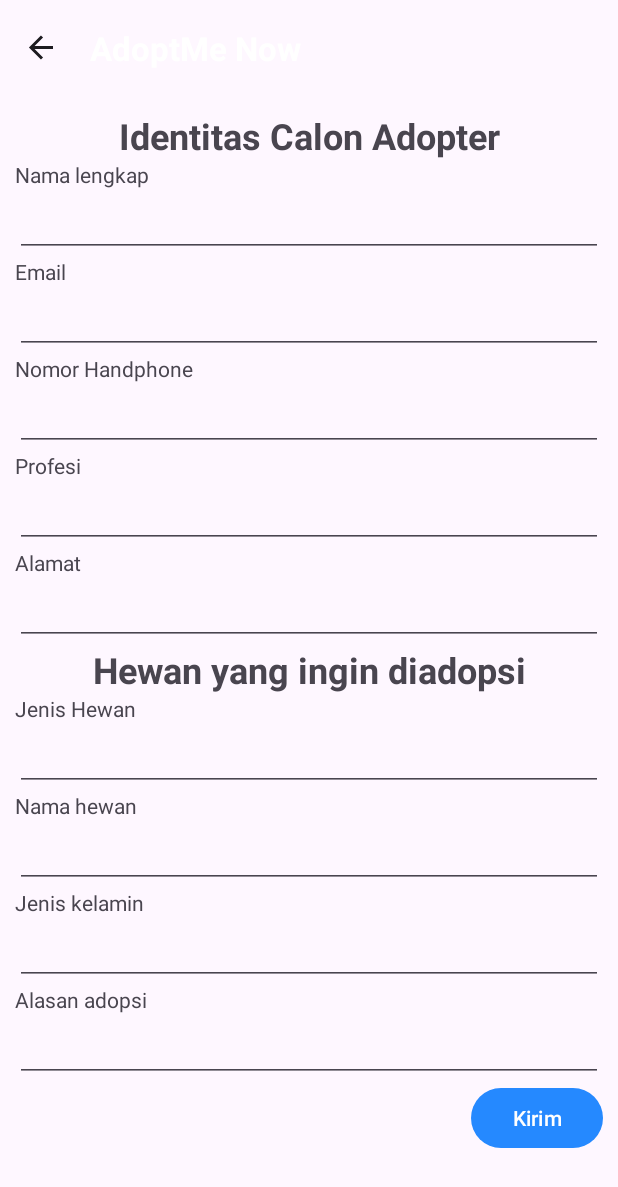
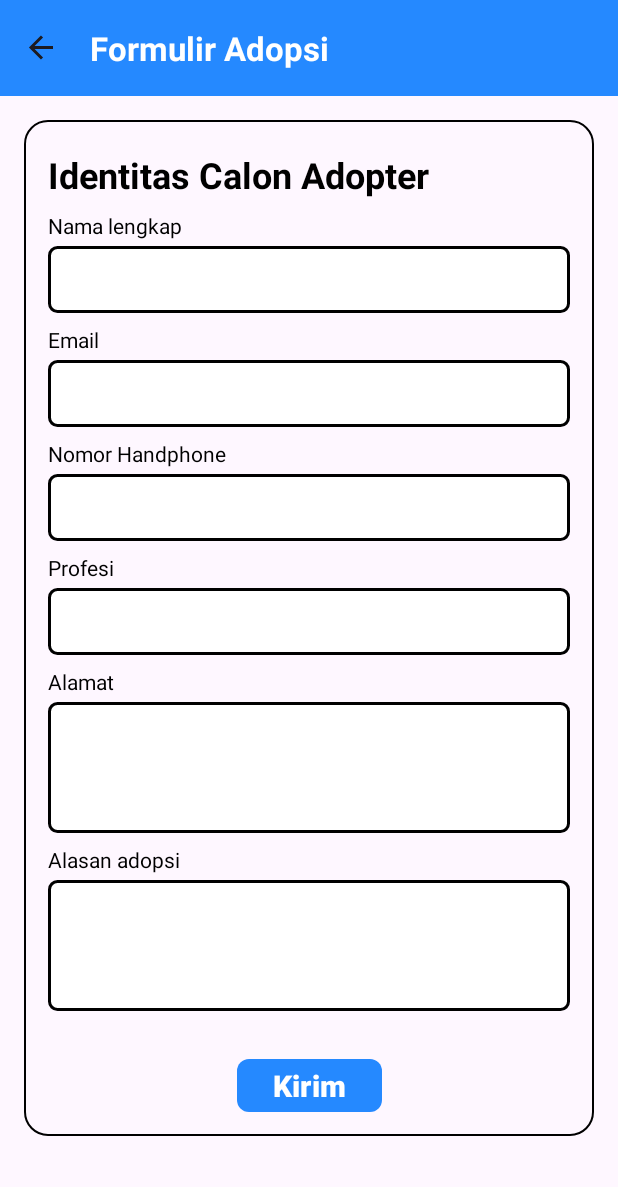
Before and after one commit to rico-r/AdoptMeNow, an Android app: the AdoptionFormFragment screen opened through its navigation route, on a phone screen of 412 x 824 dp. Shown: the top 1187 px of the screen. Run offline under Robolectric (Android 15) with nearby library versions, the phone set to English and light mode, and no system bars; our stand-ins replace Firebase (no records; nobody signed in at launch, a user with empty details on screens opened directly), data binding, navigation-ui; 1 statement that could not run was skipped.

Commit message:
Update adoption form

```diff
--- /dev/null
+++ b/app/src/main/res/drawable/adopt_form_bg.xml
@@ -0,0 +1,7 @@
+<?xml version="1.0" encoding="utf-8"?>
+<shape xmlns:android="http://schemas.android.com/apk/res/android">
+    <stroke
+        android:width="1dp"
+        android:color="@color/black" />
+    <corners android:radius="15dp" />
+</shape>
--- /dev/null
+++ b/app/src/main/res/drawable/simple_form_input.xml
@@ -0,0 +1,13 @@
+<?xml version="1.0" encoding="utf-8"?>
+<shape xmlns:android="http://schemas.android.com/apk/res/android" android:shape="rectangle">
+    <stroke
+        android:width="2dp"
+        android:color="@color/black" />
+    <solid android:color="@color/white" />
+    <corners android:radius="5dp"/>
+    <padding
+        android:top="10dp"
+        android:bottom="10dp"
+        android:left="10dp"
+        android:right="50dp"/>
+</shape>
--- a/app/src/main/res/layout/fragment_adoption_form.xml
+++ b/app/src/main/res/layout/fragment_adoption_form.xml
@@ -3,23 +3,35 @@
     xmlns:app="http://schemas.android.com/apk/res-auto"
     xmlns:tools="http://schemas.android.com/tools">
 
+    <LinearLayout
+        android:layout_width="match_parent"
+        android:layout_height="match_parent"
+        android:orientation="vertical"
+        tools:con=".AdoptionFormFragment">
+
+        <View
+            android:layout_width="match_parent"
+            android:layout_height="?actionBarSize"
+            android:background="?colorPrimary"/>
+
         <ScrollView
             android:layout_width="match_parent"
-        android:layout_height="match_parent"
-        android:layout_marginTop="?actionBarSize"
-        tools:con=".AdoptionFormFragment" >
+            android:layout_height="match_parent" >
 
             <androidx.constraintlayout.widget.ConstraintLayout
                 android:layout_width="match_parent"
                 android:layout_height="wrap_content"
-            android:padding="10dp">
+                android:layout_margin="16dp"
+                android:padding="16dp"
+                android:background="@drawable/adopt_form_bg">
 
                 <TextView
                     android:layout_width="match_parent"
                     android:layout_height="wrap_content"
                     android:text="@string/adopter_identity"
+                    android:textColor="@color/black"
+                    android:layout_marginTop="4dp"
                     android:textSize="24sp"
-                android:gravity="center"
                     android:textStyle="bold"
                     android:id="@+id/title"
                     app:layout_constraintTop_toTopOf="parent" />
@@ -27,139 +39,123 @@
                 <TextView
                     android:layout_width="match_parent"
                     android:layout_height="wrap_content"
+                    android:layout_marginTop="8dp"
                     android:text="@string/full_name"
+                    android:textColor="@color/black"
                     android:id="@+id/full_name_label"
                     app:layout_constraintTop_toBottomOf="@id/title" />
 
                 <EditText
+                    android:id="@+id/full_name"
                     android:layout_width="match_parent"
                     android:layout_height="wrap_content"
-                android:id="@+id/full_name"
+                    android:layout_marginTop="4dp"
+                    android:background="@drawable/simple_form_input"
                     app:layout_constraintTop_toBottomOf="@id/full_name_label" />
 
                 <TextView
                     android:layout_width="match_parent"
                     android:layout_height="wrap_content"
+                    android:layout_marginTop="8dp"
                     android:text="@string/email"
+                    android:textColor="@color/black"
                     android:id="@+id/email_label"
                     app:layout_constraintTop_toBottomOf="@id/full_name" />
 
                 <EditText
+                    android:id="@+id/email"
                     android:layout_width="match_parent"
                     android:layout_height="wrap_content"
-                android:id="@+id/email"
+                    android:layout_marginTop="4dp"
+                    android:background="@drawable/simple_form_input"
                     app:layout_constraintTop_toBottomOf="@id/email_label" />
 
                 <TextView
                     android:layout_width="match_parent"
                     android:layout_height="wrap_content"
+                    android:layout_marginTop="8dp"
                     android:text="@string/phone_number"
+                    android:textColor="@color/black"
                     android:id="@+id/phone_number_label"
                     app:layout_constraintTop_toBottomOf="@id/email" />
 
                 <EditText
+                    android:id="@+id/phone_number"
                     android:layout_width="match_parent"
                     android:layout_height="wrap_content"
-                android:id="@+id/phone_number"
+                    android:layout_marginTop="4dp"
+                    android:background="@drawable/simple_form_input"
                     app:layout_constraintTop_toBottomOf="@id/phone_number_label" />
 
                 <TextView
                     android:layout_width="match_parent"
                     android:layout_height="wrap_content"
+                    android:layout_marginTop="8dp"
                     android:text="@string/profession"
+                    android:textColor="@color/black"
                     android:id="@+id/profession_label"
                     app:layout_constraintTop_toBottomOf="@id/phone_number" />
 
                 <EditText
+                    android:id="@+id/profession"
                     android:layout_width="match_parent"
                     android:layout_height="wrap_content"
-                android:id="@+id/profession"
+                    android:layout_marginTop="4dp"
+                    android:background="@drawable/simple_form_input"
                     app:layout_constraintTop_toBottomOf="@id/profession_label" />
 
                 <TextView
                     android:layout_width="match_parent"
                     android:layout_height="wrap_content"
+                    android:layout_marginTop="8dp"
                     android:text="@string/address"
+                    android:textColor="@color/black"
                     android:id="@+id/address_label"
                     app:layout_constraintTop_toBottomOf="@id/profession" />
 
                 <EditText
+                    android:id="@+id/address"
                     android:layout_width="match_parent"
                     android:layout_height="wrap_content"
-                android:id="@+id/address"
+                    android:layout_marginTop="4dp"
+                    android:background="@drawable/simple_form_input"
+                    android:lines="3"
+                    android:gravity="top|start"
                     app:layout_constraintTop_toBottomOf="@id/address_label" />
 
                 <TextView
+                    android:id="@+id/adopt_reason_label"
                     android:layout_width="match_parent"
                     android:layout_height="wrap_content"
-                android:text="@string/adopted_pet"
-                android:textSize="24sp"
-                android:gravity="center"
-                android:textStyle="bold"
-                android:id="@+id/title2"
+                    android:layout_marginTop="8dp"
+                    android:text="@string/adopt_reason"
+                    android:textColor="@color/black"
                     app:layout_constraintTop_toBottomOf="@id/address" />
 
-            <TextView
+                <EditText
+                    android:id="@+id/adopt_reason"
                     android:layout_width="match_parent"
                     android:layout_height="wrap_content"
-                android:text="@string/species"
-                android:id="@+id/species_label"
-                app:layout_constraintTop_toBottomOf="@id/title2" />
-
-            <EditText
-                android:layout_width="match_parent"
-                android:layout_height="wrap_content"
-                android:id="@+id/species"
-                app:layout_constraintTop_toBottomOf="@id/species_label" />
-
-            <TextView
-                android:layout_width="match_parent"
-                android:layout_height="wrap_content"
-                android:text="@string/pet_name"
-                android:id="@+id/pet_name_label"
-                app:layout_constraintTop_toBottomOf="@id/species" />
-
-            <EditText
-                android:layout_width="match_parent"
-                android:layout_height="wrap_content"
-                android:id="@+id/pet_name"
-                app:layout_constraintTop_toBottomOf="@id/pet_name_label" />
-
-            <TextView
-                android:layout_width="match_parent"
-                android:layout_height="wrap_content"
-                android:text="@string/gender"
-                android:id="@+id/gender_label"
-                app:layout_constraintTop_toBottomOf="@id/pet_name" />
-
-            <EditText
-                android:layout_width="match_parent"
-                android:layout_height="wrap_content"
-                android:id="@+id/gender"
-                app:layout_constraintTop_toBottomOf="@id/gender_label" />
-
-            <TextView
-                android:layout_width="match_parent"
-                android:layout_height="wrap_content"
-                android:text="@string/adopt_reason"
-                android:id="@+id/adopt_reason_label"
-                app:layout_constraintTop_toBottomOf="@id/gender" />
-
-            <EditText
-                android:layout_width="match_parent"
-                android:layout_height="wrap_content"
-                android:id="@+id/adopt_reason"
+                    android:layout_marginTop="4dp"
+                    android:background="@drawable/simple_form_input"
+                    android:lines="3"
+                    android:gravity="top|start"
                     app:layout_constraintTop_toBottomOf="@id/adopt_reason_label" />
 
                 <Button
+                    android:id="@+id/send_button"
+                    style="@style/primaryButton"
                     android:layout_width="wrap_content"
                     android:layout_height="wrap_content"
-                android:id="@+id/send_button"
+                    android:layout_marginTop="32dp"
                     android:text="@string/send"
+                    android:textSize="20sp"
                     app:layout_constraintTop_toBottomOf="@id/adopt_reason"
+                    app:layout_constraintStart_toStartOf="parent"
                     app:layout_constraintEnd_toEndOf="parent" />
 
             </androidx.constraintlayout.widget.ConstraintLayout>
 
         </ScrollView>
+    </LinearLayout>
 </layout>
--- a/app/src/main/res/navigation/navigation.xml
+++ b/app/src/main/res/navigation/navigation.xml
@@ -29,6 +29,6 @@
     <fragment
         android:id="@+id/adoptionFormFragment"
         android:name="com.kelompok5.adoptmenow.adoptform.AdoptionFormFragment"
-        tools:label="AdoptionFormFragment"
+        android:label="@string/adoption_form"
         tools:layout="@layout/fragment_adoption_form" />
 </navigation>
--- a/app/src/main/res/values/strings.xml
+++ b/app/src/main/res/values/strings.xml
@@ -27,4 +27,5 @@
     <string name="status_not_available"><font color="red">Sudah Diadopsi</font></string>
     <string name="description_label">Deskripsi : </string>
     <string name="pet_info">Informasi Hewan</string>
+    <string name="adoption_form">Formulir Adopsi</string>
 </resources>
```
Lines whose indentation alone changed are shown as unchanged.
